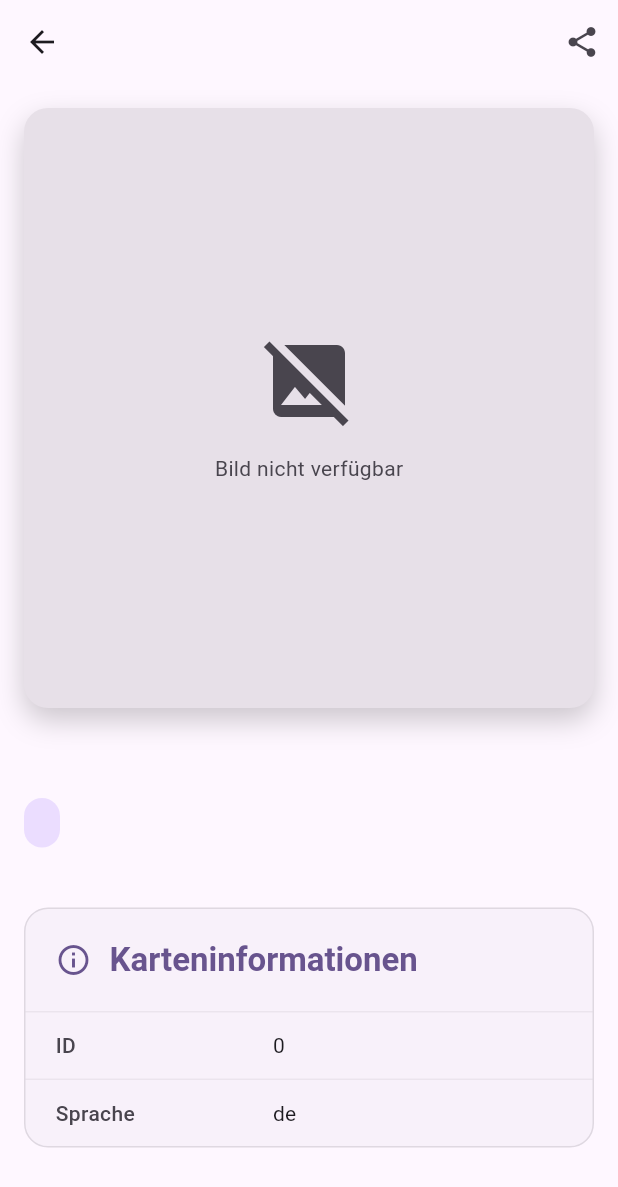
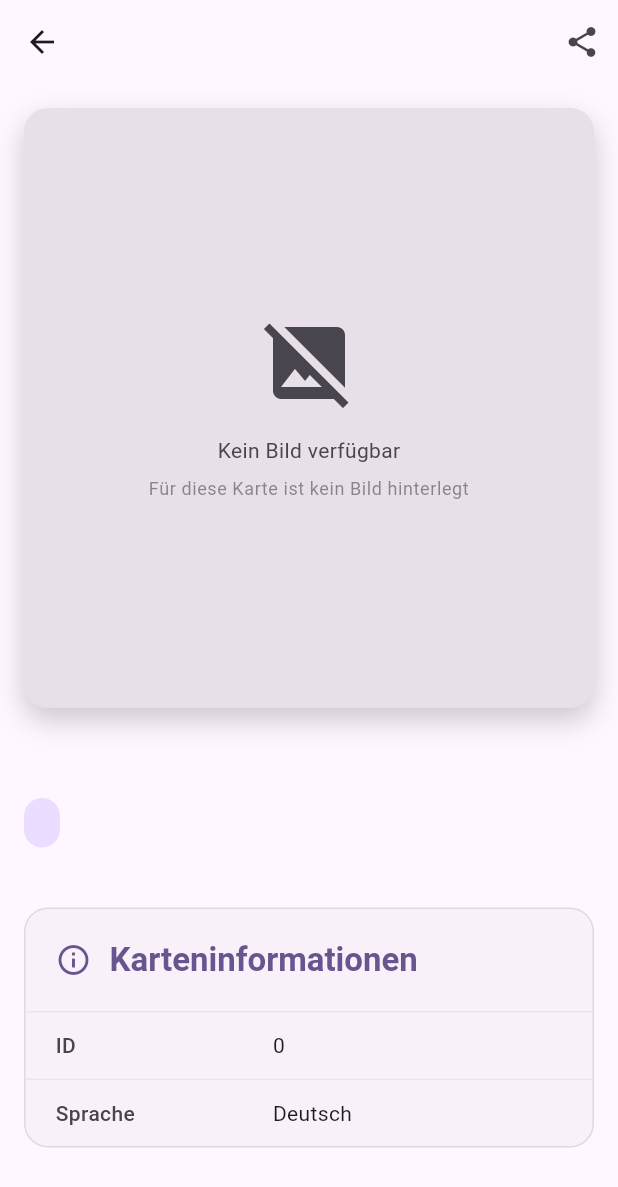
Before and after one commit to Filan-glitch/LoreScanner, a Flutter app: the CardDetailPage screen opened directly with empty values, on a phone screen of 412 x 824 dp. Shown: the top 1187 px of the screen. Run offline on Flutter 3.47's test engine with Material 3 defaults, Android fonts, the phone set to English and light mode, and no system bars; our stand-ins replace cached_network_image, camera, dart_mappable, persistent_bottom_nav_bar_v2, shared_preferences, sqflite; missing offline and left inert: google_mlkit_text_recognition; accounts and stored records are empty; generated files the repository leaves out were written again.

Commit message:
Enhance CardDetailPage with better error handling, accessibility, and extensibility
Co-authored-by: Filan-glitch <69374237+Filan-glitch@users.noreply.github.com>

```diff
--- a/lib/pages/card_detail_page.dart
+++ b/lib/pages/card_detail_page.dart
@@ -16,6 +16,7 @@ class CardDetailPage extends StatelessWidget {
         actions: [
           IconButton(
             icon: const Icon(Icons.share),
+            tooltip: 'Karte teilen',
             onPressed: () {
               // TODO: Implement share functionality
             },
@@ -27,13 +28,19 @@ class CardDetailPage extends StatelessWidget {
           crossAxisAlignment: CrossAxisAlignment.start,
           children: [
             // Large card image at the top
-            _buildCardImage(context),
+            Semantics(
+              label: 'Kartenbild für ${card.simpleName}',
+              child: _buildCardImage(context),
+            ),
 
             // Card name and basic info
             _buildCardHeader(context),
 
             // Card attributes section
             _buildCardAttributes(context),
+
+            // Add some bottom padding for better scrolling
+            const SizedBox(height: 24),
           ],
         ),
       ),
@@ -66,10 +73,22 @@ class CardDetailPage extends StatelessWidget {
                 placeholder: (context, url) => Container(
                   color: theme.colorScheme.surfaceContainerHighest,
                   child: Center(
-                    child: CircularProgressIndicator(
+                    child: Column(
+                      mainAxisAlignment: MainAxisAlignment.center,
+                      children: [
+                        CircularProgressIndicator(
                           valueColor: AlwaysStoppedAnimation<Color>(
                             theme.colorScheme.primary,
                           ),
+                        ),
+                        const SizedBox(height: 16),
+                        Text(
+                          'Lade Kartenbild...',
+                          style: theme.textTheme.bodyMedium?.copyWith(
+                            color: theme.colorScheme.onSurfaceVariant,
+                          ),
+                        ),
+                      ],
                     ),
                   ),
                 ),
@@ -91,6 +110,13 @@ class CardDetailPage extends StatelessWidget {
                             color: theme.colorScheme.onSurfaceVariant,
                           ),
                         ),
+                        const SizedBox(height: 8),
+                        Text(
+                          'Versuche es später erneut',
+                          style: theme.textTheme.bodySmall?.copyWith(
+                            color: theme.colorScheme.onSurfaceVariant.withAlpha(153),
+                          ),
+                        ),
                       ],
                     ),
                   ),
@@ -109,10 +135,18 @@ class CardDetailPage extends StatelessWidget {
                       ),
                       const SizedBox(height: 16),
                       Text(
-                        'Bild nicht verfügbar',
+                        'Kein Bild verfügbar',
                         style: theme.textTheme.bodyMedium?.copyWith(
                           color: theme.colorScheme.onSurfaceVariant,
                         ),
+                      ),
+                      const SizedBox(height: 8),
+                      Text(
+                        'Für diese Karte ist kein Bild hinterlegt',
+                        style: theme.textTheme.bodySmall?.copyWith(
+                          color: theme.colorScheme.onSurfaceVariant.withAlpha(153),
+                        ),
+                        textAlign: TextAlign.center,
                       ),
                     ],
                   ),
@@ -167,7 +201,12 @@ class CardDetailPage extends StatelessWidget {
     // Get all card attributes as a map for generic display
     final attributes = _getCardAttributes();
 
-    if (attributes.isEmpty) {
+    // Filter attributes based on the helper method
+    final filteredAttributes = Map<String, dynamic>.fromEntries(
+      attributes.entries.where((entry) => _shouldShowAttribute(entry.key, entry.value))
+    );
+
+    if (filteredAttributes.isEmpty) {
       return Container(
         margin: const EdgeInsets.all(16),
         padding: const EdgeInsets.all(24),
@@ -179,11 +218,22 @@ class CardDetailPage extends StatelessWidget {
           ),
         ),
         child: Center(
-          child: Text(
+          child: Column(
+            children: [
+              Icon(
+                Icons.info_outline,
+                size: 48,
+                color: theme.colorScheme.onSurfaceVariant,
+              ),
+              const SizedBox(height: 16),
+              Text(
                 'Keine weiteren Karteninformationen verfügbar',
                 style: theme.textTheme.bodyMedium?.copyWith(
                   color: theme.colorScheme.onSurfaceVariant,
                 ),
+                textAlign: TextAlign.center,
+              ),
+            ],
           ),
         ),
       );
@@ -224,7 +274,7 @@ class CardDetailPage extends StatelessWidget {
           ),
 
           // Attributes list
-          ...attributes.entries.map((entry) => _buildAttributeItem(context, entry.key, entry.value)),
+          ...filteredAttributes.entries.map((entry) => _buildAttributeItem(context, entry.key, entry.value)),
         ],
       ),
     );
@@ -233,7 +283,9 @@ class CardDetailPage extends StatelessWidget {
   Widget _buildAttributeItem(BuildContext context, String label, dynamic value) {
     final theme = Theme.of(context);
 
-    return Container(
+    return Semantics(
+      label: '$label: ${_formatValue(value)}',
+      child: Container(
         padding: const EdgeInsets.symmetric(horizontal: 20, vertical: 12),
         decoration: BoxDecoration(
           border: Border(
@@ -268,37 +320,127 @@ class CardDetailPage extends StatelessWidget {
             ),
           ],
         ),
+      ),
     );
   }
 
   Map<String, dynamic> _getCardAttributes() {
     final attributes = <String, dynamic>{};
 
-    // Add current card attributes
+    // Add current card attributes (always available)
     attributes['ID'] = card.id;
-    attributes['Sprache'] = card.language;
+    attributes['Sprache'] = _getLanguageLabel(card.language);
 
     // Add image information
     if (card.images.isNotEmpty) {
-      final imageTypes = card.images.keys.join(', ');
+      final imageTypes = card.images.keys.map((key) => _getImageTypeLabel(key)).join(', ');
       attributes['Verfügbare Bilder'] = imageTypes;
     }
 
     // TODO: When optional fields are uncommented in the Card model,
-    // add them here using reflection or manual mapping
-    // This makes the detail page automatically adapt to new fields
+    // add them here using reflection or manual mapping.
+    // This makes the detail page automatically adapt to new fields.
+    // Example implementation for future use:
+    /*
+    if (card.name != null) attributes['Vollständiger Name'] = card.name;
+    if (card.type != null) attributes['Typ'] = card.type;
+    if (card.cost != null) attributes['Kosten'] = card.cost;
+    if (card.strength != null) attributes['Stärke'] = card.strength;
+    if (card.willpower != null) attributes['Willenskraft'] = card.willpower;
+    if (card.lore != null) attributes['Wissen'] = card.lore;
+    if (card.rarity != null) attributes['Seltenheit'] = card.rarity;
+    if (card.color != null) attributes['Farbe'] = card.color;
+    if (card.colors != null && card.colors!.isNotEmpty) {
+      attributes['Farben'] = card.colors!.join(', ');
+    }
+    if (card.subtypes != null && card.subtypes!.isNotEmpty) {
+      attributes['Untertypen'] = card.subtypes!.join(', ');
+    }
+    if (card.keywordAbilities != null && card.keywordAbilities!.isNotEmpty) {
+      attributes['Schlüsselwörter'] = card.keywordAbilities!.join(', ');
+    }
+    if (card.flavorText != null) attributes['Geschmackstext'] = card.flavorText;
+    if (card.fullText != null) attributes['Volltext'] = card.fullText;
+    if (card.artists != null && card.artists!.isNotEmpty) {
+      attributes['Künstler'] = card.artists!.join(', ');
+    }
+    if (card.story != null) attributes['Geschichte'] = card.story;
+    if (card.variant != null) attributes['Variante'] = card.variant;
+    if (card.version != null) attributes['Version'] = card.version;
+    if (card.number != null) attributes['Nummer'] = card.number;
+    if (card.maxCopiesInDeck != null) attributes['Max. Kopien im Deck'] = card.maxCopiesInDeck;
+    if (card.bannedSince != null) attributes['Verboten seit'] = card.bannedSince;
+    if (card.moveCost != null) attributes['Bewegungskosten'] = card.moveCost;
+    if (card.inkwell != null) attributes['Tintenfass'] = card.inkwell! ? 'Ja' : 'Nein';
+    if (card.isExternalReveal != null) attributes['Externe Enthüllung'] = card.isExternalReveal! ? 'Ja' : 'Nein';
+    */
 
     return attributes;
+  }
+
+  String _getLanguageLabel(String language) {
+    switch (language.toLowerCase()) {
+      case 'de':
+        return 'Deutsch';
+      case 'en':
+        return 'English';
+      case 'fr':
+        return 'Français';
+      case 'it':
+        return 'Italiano';
+      case 'es':
+        return 'Español';
+      default:
+        return language.toUpperCase();
+    }
+  }
+
+  String _getImageTypeLabel(String imageType) {
+    switch (imageType.toLowerCase()) {
+      case 'full':
+        return 'Vollbild';
+      case 'thumbnail':
+        return 'Vorschaubild';
+      case 'small':
+        return 'Klein';
+      case 'large':
+        return 'Groß';
+      default:
+        return imageType;
+    }
   }
 
   String _formatValue(dynamic value) {
     if (value == null) return 'N/A';
     if (value is List) {
+      if (value.isEmpty) return 'Keine';
       return value.join(', ');
     }
     if (value is Map) {
+      if (value.isEmpty) return 'Keine';
       return value.entries.map((e) => '${e.key}: ${e.value}').join(', ');
+    }
+    if (value is bool) {
+      return value ? 'Ja' : 'Nein';
     }
     return value.toString();
   }
+
+  /// Helper method to determine if a card attribute should be displayed
+  /// This can be used to filter out attributes based on user preferences
+  /// or card type in future implementations
+  bool _shouldShowAttribute(String key, dynamic value) {
+    // Hide null or empty values
+    if (value == null) return false;
+    if (value is String && value.isEmpty) return false;
+    if (value is List && value.isEmpty) return false;
+    if (value is Map && value.isEmpty) return false;
+
+    // Always show basic attributes
+    if (['ID', 'Sprache', 'Verfügbare Bilder'].contains(key)) return true;
+
+    // In future, this could be expanded to handle user preferences
+    // or card-type-specific attribute filtering
+    return true;
   }
+}
```
Lines whose indentation alone changed are shown as unchanged.
